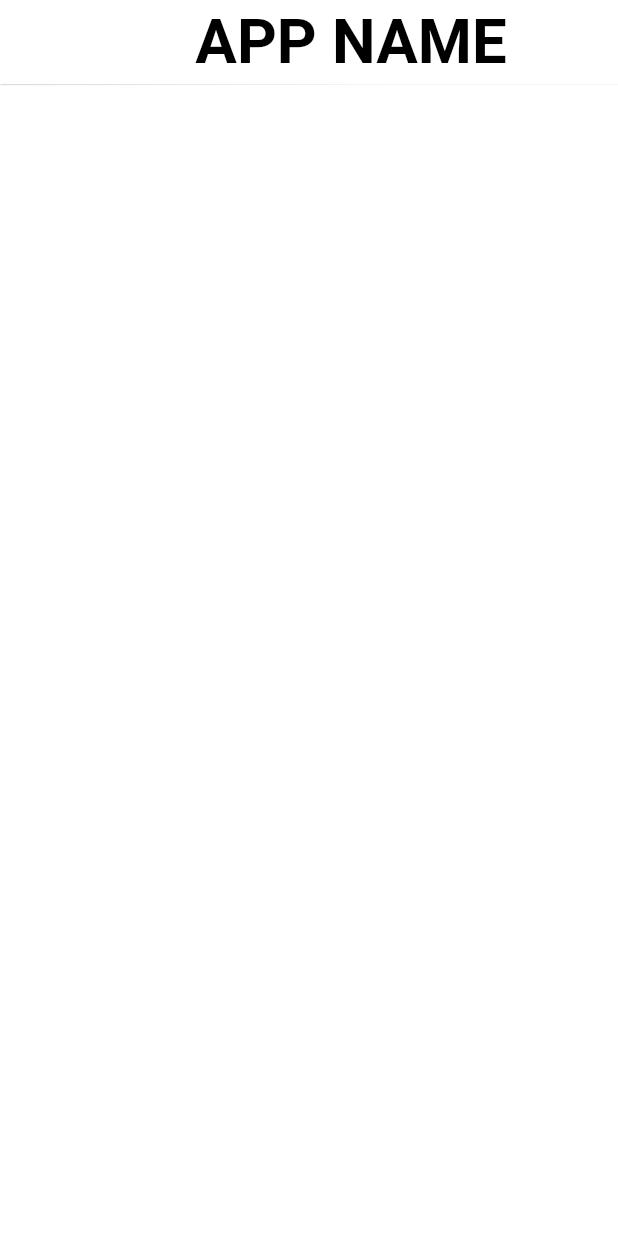
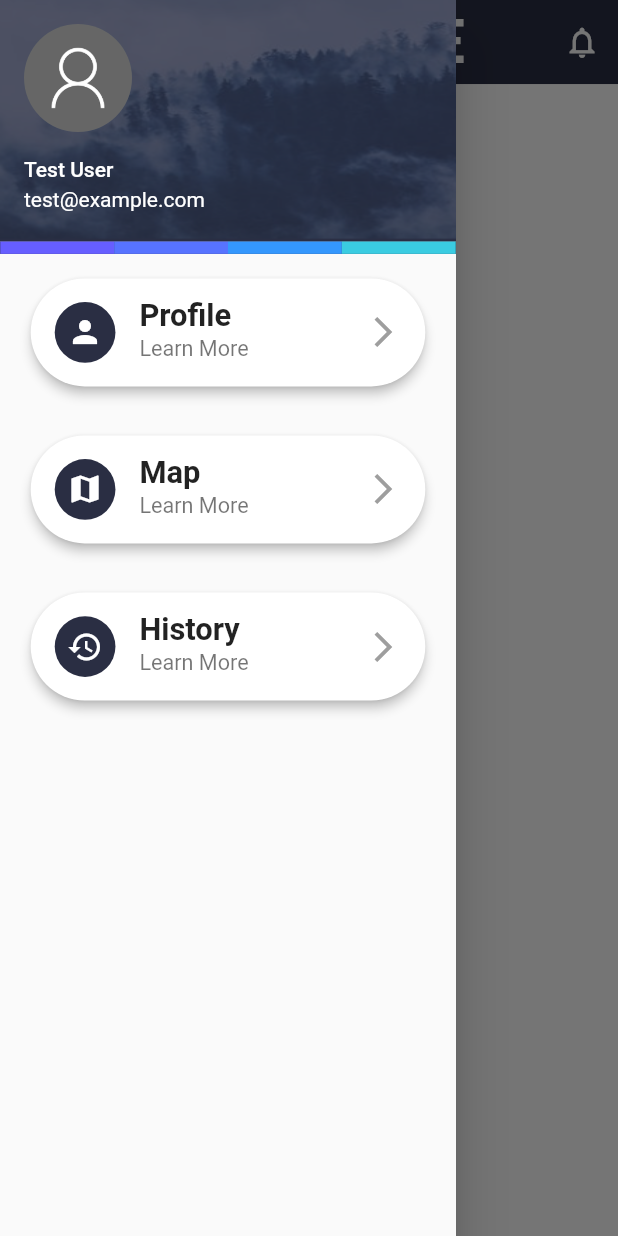
Before and after one commit to YazeedAlKhalaf/homathon_project, a Flutter app: the HomeView screen opened directly, with the side drawer open (before the commit the screen has no drawer), on a phone screen of 412 x 824 dp. Run offline on Flutter 3.47's test engine with Material 2 defaults, Android fonts, the light colour scheme and no system bars; our stand-ins replace get_it, provider_architecture; missing offline and left inert: giffy_dialog.

Commit message:
:tada: Adding Some Skeleton Code :)

```diff
--- a/lib/src/constants/route_names.dart
+++ b/lib/src/constants/route_names.dart
@@ -1,2 +1,6 @@
 const String HomeViewRoute = 'HomeView';
 const String LoginViewRoute = 'LoginView';
+const String NotificationsViewRoute = 'NotificationsView';
+const String ProfileViewRoute = 'ProfileView';
+const String MapViewRoute = 'MapView';
+const String HistoryViewRoute = 'HistoryView';
--- a/lib/src/providers/base_provider.dart
+++ b/lib/src/providers/base_provider.dart
@@ -14,8 +14,9 @@ class BaseProvider extends ChangeNotifier {
 
   final User currentUser = User(
     uid: '_id9823514308',
-    firstName: 'مصطفى',
-    lastName: 'عبدالعزيز',
+    email: 'test@example.com',
+    firstName: 'Test',
+    lastName: 'User',
   );
 
   bool _busy = false;
--- /dev/null
+++ b/lib/src/providers/history_provider.dart
@@ -0,0 +1,3 @@
+import 'package:homathon_project/src/providers/base_provider.dart';
+
+class HistoryProvider extends BaseProvider {}
--- /dev/null
+++ b/lib/src/providers/map_provider.dart
@@ -0,0 +1,3 @@
+import 'package:homathon_project/src/providers/base_provider.dart';
+
+class MapProvider extends BaseProvider {}
--- /dev/null
+++ b/lib/src/providers/notifications_provider.dart
@@ -0,0 +1,3 @@
+import 'package:homathon_project/src/providers/base_provider.dart';
+
+class NotificationsProvider extends BaseProvider {}
--- /dev/null
+++ b/lib/src/providers/profile_provider.dart
@@ -0,0 +1,3 @@
+import 'package:homathon_project/src/providers/base_provider.dart';
+
+class ProfileProvider extends BaseProvider {}
--- a/lib/src/ui/views/home_view.dart
+++ b/lib/src/ui/views/home_view.dart
@@ -24,18 +24,105 @@ class _HomeViewState extends State<HomeView> {
         return Scaffold(
           appBar: AppBar(
             centerTitle: true,
-            backgroundColor: backgroundColor,
             elevation: 0.3,
-            title: Row(
-              mainAxisAlignment: MainAxisAlignment.center,
+            title: Text(
+              'APP NAME',
+              style: TextStyle(
+                color: textColorWhite,
+                fontSize: blockSizeHorizontal(context) * 10,
+                fontWeight: FontWeight.bold,
+              ),
+            ),
+            actions: <Widget>[
+              IconButton(
+                icon: Icon(
+                  Icons.notifications_none,
+                  color: backgroundColor,
+                  size: blockSizeHorizontal(context) * 6,
+                ),
+                onPressed: () {
+                  provider.navigateToNotificationsView();
+                },
+              ),
+            ],
+          ),
+          drawer: Drawer(
+            child: ListView(
               children: <Widget>[
-                Text(
-                  'APP NAME',
-                  style: TextStyle(
-                    color: textColorBlack,
-                    fontSize: blockSizeHorizontal(context) * 10,
-                    fontWeight: FontWeight.bold,
+                UserAccountsDrawerHeader(
+                  margin: EdgeInsets.all(0),
+                  decoration: BoxDecoration(
+                    color: primaryColor,
+                    image: DecorationImage(
+                      fit: BoxFit.fill,
+                      image: AssetImage(
+                        'assets/images/defaults/default_background_image.png',
+                      ),
+                    ),
                   ),
+                  currentAccountPicture: CircleAvatar(
+                    backgroundColor: accentColor,
+                    backgroundImage: AssetImage(
+                      'assets/images/defaults/default_profile_image.png',
+                    ),
+                  ),
+                  accountName: Text(
+                    provider.utils.getFullName(
+                      currentUser: provider.currentUser,
+                    ),
+                  ),
+                  accountEmail: Text(
+                    provider.currentUser.email,
+                  ),
+                ),
+                Container(
+                  height: blockSizeHorizontal(context) * 2,
+                  width: double.infinity,
+                  decoration: BoxDecoration(
+                    color: primaryColor,
+                  ),
+                  child: Row(
+                    mainAxisAlignment: MainAxisAlignment.center,
+                    children: <Widget>[
+                      Container(
+                        width: (blockSizeHorizontal(context) * 73.7) / 4,
+                        color: Color(0xff665EFF),
+                      ),
+                      Container(
+                        width: (blockSizeHorizontal(context) * 73.7) / 4,
+                        color: Color(0xff5773FF),
+                      ),
+                      Container(
+                        width: (blockSizeHorizontal(context) * 73.7) / 4,
+                        color: Color(0xff3497FD),
+                      ),
+                      Container(
+                        width: (blockSizeHorizontal(context) * 73.7) / 4,
+                        color: Color(0xff3ACCE1),
+                      ),
+                    ],
+                  ),
+                ),
+                CustomCard(
+                  leadingIcon: Icons.person,
+                  titleText: 'Profile',
+                  onTap: () {
+                    provider.navigateToProfileView();
+                  },
+                ),
+                CustomCard(
+                  leadingIcon: Icons.map,
+                  titleText: 'Map',
+                  onTap: () {
+                    provider.navigateToMapView();
+                  },
+                ),
+                CustomCard(
+                  leadingIcon: Icons.history,
+                  titleText: 'History',
+                  onTap: () {
+                    provider.navigateToHistoryView();
+                  },
                 ),
               ],
             ),
```
Also changed, not shown: lib/src/providers/home_provider.dart (+18 -1 lines), lib/src/ui/router.dart (+28 -0 lines), lib/src/ui/views/history_view.dart (added, +38 -0 lines), lib/src/ui/views/map_view.dart (added, +38 -0 lines), lib/src/ui/views/notifications_view.dart (added, +38 -0 lines), lib/src/ui/views/profile_view.dart (added, +38 -0 lines), assets/images/defaults/default_background_image.png (added).
